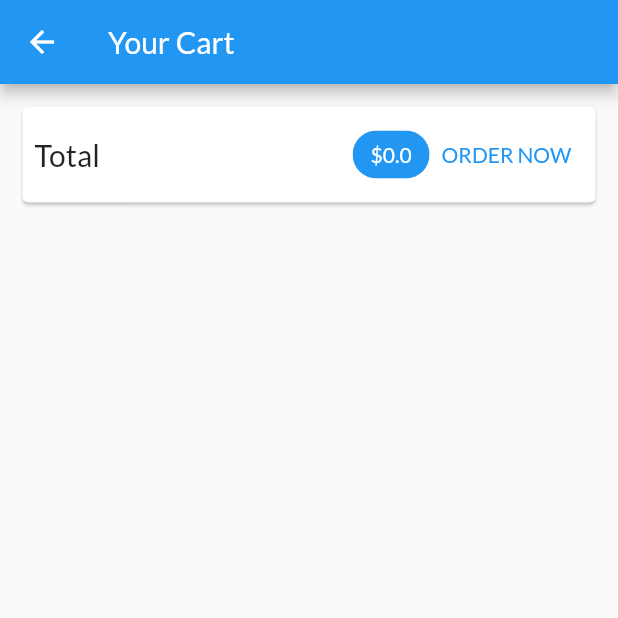
After one commit to whosjorge23/shop_app, a Flutter app: the CartScreen screen opened by its route, on a phone screen of 412 x 824 dp, the top half of it. The commit adds this screen. Run offline on Flutter 3.47's test engine with Material 2 defaults, Android fonts, the phone set to English and light mode, and no system bars; network calls fail.

Commit message:
Add CartScreen

```diff
--- /dev/null
+++ b/lib/cart_screen.dart
@@ -0,0 +1,62 @@
+import 'package:flutter/material.dart';
+import 'package:provider/provider.dart';
+import './providers/cart_provider.dart';
+import './widgets/cart_screen_widgets/cart_item_w.dart';
+
+class CartScreen extends StatelessWidget {
+  static const routeName = '/cart';
+  const CartScreen({Key? key}) : super(key: key);
+
+  @override
+  Widget build(BuildContext context) {
+    final cart = Provider.of<Cart>(context);
+    return Scaffold(
+      appBar: AppBar(
+        title: Text("Your Cart"),
+      ),
+      body: Column(
+        children: [
+          Card(
+            margin: EdgeInsets.all(15),
+            child: Padding(
+              padding: const EdgeInsets.all(8.0),
+              child: Row(
+                mainAxisAlignment: MainAxisAlignment.spaceBetween,
+                children: [
+                  Text(
+                    "Total",
+                    style: TextStyle(fontSize: 20),
+                  ),
+                  Spacer(),
+                  Chip(
+                    label: Text(
+                      "\$${cart.totalAmount}",
+                      style: TextStyle(
+                          color: Theme.of(context)
+                              .primaryTextTheme
+                              .headline6
+                              ?.color),
+                    ),
+                    backgroundColor: Theme.of(context).primaryColor,
+                  ),
+                  TextButton(onPressed: () {}, child: Text("ORDER NOW"))
+                ],
+              ),
+            ),
+          ),
+          SizedBox(height: 10),
+          Expanded(
+            child: ListView.builder(
+              itemCount: cart.itemCount,
+              itemBuilder: (ctx, index) => CartItemWidget(
+                  id: cart.items.values.toList()[index].id,
+                  price: cart.items.values.toList()[index].price,
+                  quantity: cart.items.values.toList()[index].quantity,
+                  title: cart.items.values.toList()[index].title),
+            ),
+          ),
+        ],
+      ),
+    );
+  }
+}
--- a/lib/main.dart
+++ b/lib/main.dart
@@ -2,6 +2,7 @@ import 'package:flutter/material.dart';
 import 'package:provider/provider.dart';
 import './products_overview_screen.dart';
 import './product_detail_screen.dart';
+import './cart_screen.dart';
 import './providers/products_provider.dart';
 import './providers/cart_provider.dart';
 
@@ -33,6 +34,7 @@ class MyApp extends StatelessWidget {
         home: ProductsOverviewScreen(),
         routes: {
           ProductDetailScreen.routeName: (context) => ProductDetailScreen(),
+          CartScreen.routeName: (context) => CartScreen(),
         },
       ),
     );
--- a/lib/products_overview_screen.dart
+++ b/lib/products_overview_screen.dart
@@ -4,6 +4,7 @@ import './widgets/product_overview_widgets/product_grid.dart';
 import './widgets/product_overview_widgets/badge.dart';
 import './providers/products_provider.dart';
 import './providers/cart_provider.dart';
+import './cart_screen.dart';
 
 enum FilterOptions {
   Favorites,
@@ -52,7 +53,10 @@ class _ProductsOverviewScreenState extends State<ProductsOverviewScreen> {
             builder: (_, cartData, ch) =>
                 Badge(child: ch!, value: cartData.itemCount.toString()),
             child: IconButton(
-                icon: const Icon(Icons.shopping_bag), onPressed: () {}),
+                icon: const Icon(Icons.shopping_bag),
+                onPressed: () {
+                  Navigator.of(context).pushNamed(CartScreen.routeName);
+                }),
           ),
         ],
       ),
--- a/lib/providers/cart_provider.dart
+++ b/lib/providers/cart_provider.dart
@@ -2,20 +2,28 @@ import 'package:flutter/material.dart';
 import '../models/cart_item.dart';
 
 class Cart with ChangeNotifier {
-  Map<String, CartItem>? _items = {};
+  Map<String, CartItem> _items = {};
 
   Map<String, CartItem> get items {
-    return {..._items!};
+    return {..._items};
   }
 
   int get itemCount {
-    return _items == null ? 0 : _items!.length;
+    return _items.length;
+  }
+
+  double get totalAmount {
+    double total = 0.0;
+    _items.forEach((key, cartItem) {
+      total += cartItem.price * cartItem.quantity;
+    });
+    return total;
   }
 
   void addItem(String productId, double price, String title) {
-    if (_items!.containsKey(productId)) {
+    if (_items.containsKey(productId)) {
       //change quantity
-      _items!.update(
+      _items.update(
         productId,
         (existingCartItem) => CartItem(
           id: existingCartItem.id,
@@ -25,7 +33,7 @@ class Cart with ChangeNotifier {
         ),
       );
     } else {
-      _items!.putIfAbsent(
+      _items.putIfAbsent(
         productId,
         () => CartItem(
           id: DateTime.now().toString(),
```
Also changed, not shown: lib/widgets/cart_screen_widgets/cart_item_w.dart (added, +36 -0 lines).
